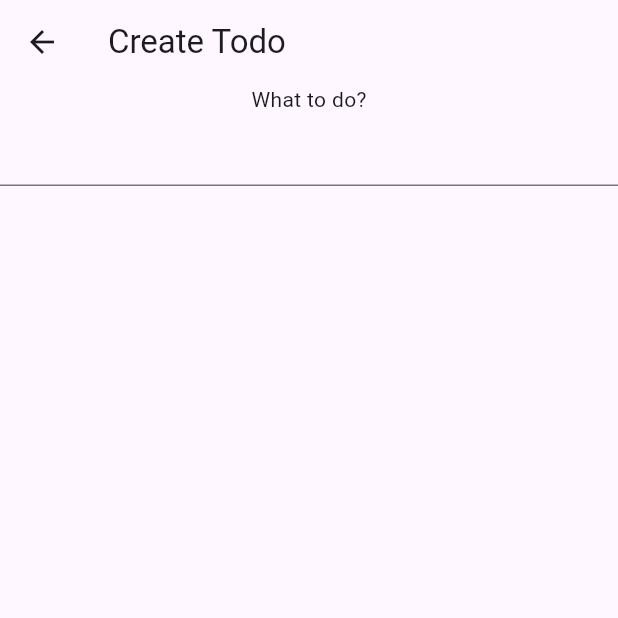
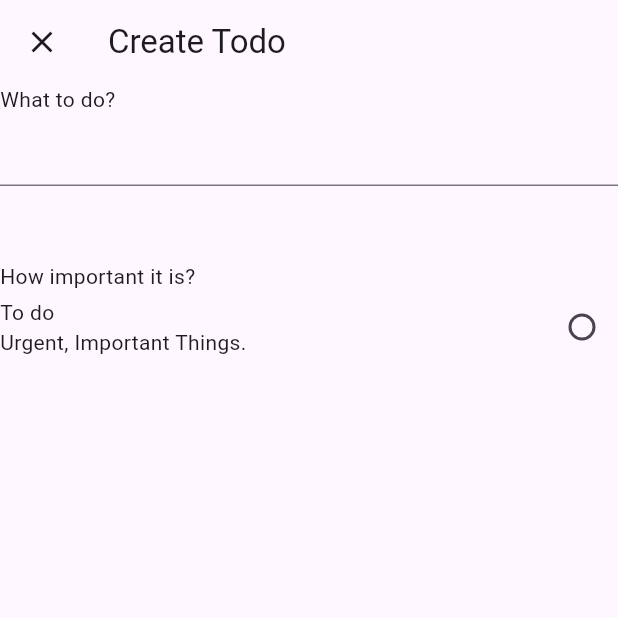
Before and after one commit to SlipFlutterPairProgramming/todo_list, a Flutter app: the AddPage screen opened directly, on a phone screen of 412 x 824 dp, the top half of it. Run offline on Flutter 3.47's test engine with Material 2 defaults, Android fonts, the phone set to English and light mode, and no system bars.

Commit message:
feat : 라디오버튼 커스텀 필요

```diff
--- a/lib/main.dart
+++ b/lib/main.dart
@@ -1,4 +1,5 @@
 import 'package:flutter/material.dart';
+import 'package:todo_bentley/pages/add_page.dart';
 import 'package:todo_bentley/pages/home_page.dart';
 
 void main() {
@@ -16,7 +17,7 @@ class MyApp extends StatelessWidget {
         colorScheme: ColorScheme.fromSeed(seedColor: Colors.deepPurple),
         useMaterial3: true,
       ),
-      home: const ToDoPage(),
+      home: AddPage(),
     );
   }
 }
--- a/lib/pages/add_page.dart
+++ b/lib/pages/add_page.dart
@@ -2,20 +2,50 @@ import 'package:flutter/material.dart';
 
 class AddPage extends StatelessWidget {
   const AddPage({super.key});
+  final String category = "category";
 
   @override
   Widget build(BuildContext context) {
     return Scaffold(
       appBar: AppBar(
+        leading: Icon(Icons.close),
         title: const Text("Create Todo"),
       ),
-      body: const Column(children: [
+      body: Column(
+          crossAxisAlignment: CrossAxisAlignment.start,
+          children: [
         Text("What to do?"),
         TextField(),
         SizedBox(
           height: 50,
-        )
+        ),
+        Text('How important it is?'),
+        Row(
+          mainAxisAlignment: MainAxisAlignment.spaceBetween,
+          children: [
+            Column(
+              crossAxisAlignment: CrossAxisAlignment.start,
+              children: [
+                Text('To do'),
+                Text('Urgent, Important Things.')
+              ],
+            ),
+            Radio(
+              value: Text('To Do'), groupValue: category, onChanged: (value) {
+            },),
+          ],
+        ),
       ]),
     );
   }
 }
+
+
+class AddRadio extends StatelessWidget {
+  const AddRadio({Key? key}) : super(key: key);
+
+  @override
+  Widget build(BuildContext context) {
+    return const Placeholder();
+  }
+}
```
